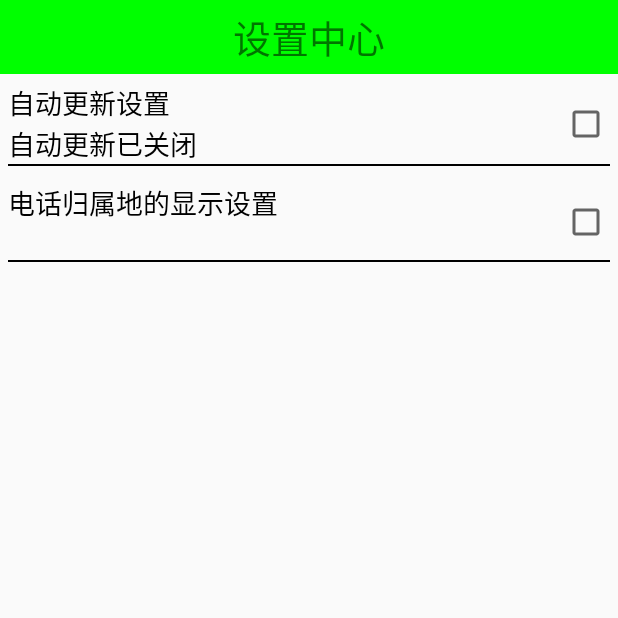
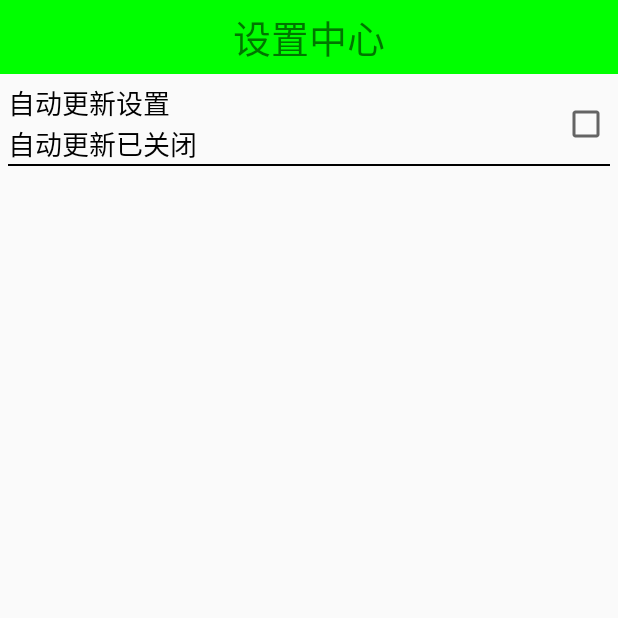
Before and after one commit to anwangwang/MobileSecurityGuards, an Android app: the SettingActivity screen opened directly, with no data from a screen before it, on a phone screen of 412 x 824 dp, the top half of it. Run offline under Robolectric (Android 15) with nearby library versions, the phone set to English and light mode, and no system bars.

Commit message:
手机防盗模块

```diff
--- a/app/src/main/java/com/awwhome/mobilesecurityguards/utils/ConstantValue.java
+++ b/app/src/main/java/com/awwhome/mobilesecurityguards/utils/ConstantValue.java
@@ -11,4 +11,5 @@ public class ConstantValue {
      */
     public static final String OPEN_UPDATE = "open_update";
     public static final String NAMESPACE = "http://schemas.android.com/apk/res-auto";
+    public static final String MODILE_SAFE_PSD = "modile_safe_psd";
 }
--- a/app/src/main/res/layout/activity_setting.xml
+++ b/app/src/main/res/layout/activity_setting.xml
@@ -21,12 +21,5 @@
         mobilesafe:desOn="自动更新已开启"
         mobilesafe:desTitle="自动更新设置" />
 
-    <com.awwhome.mobilesecurityguards.widget.SettingItemView
-        android:layout_width="match_parent"
-        android:layout_height="wrap_content"
-        mobilesafe:desOff="自动更新已关闭"
-        mobilesafe:desOn="自动更新已开启"
-        mobilesafe:desTitle="电话归属地的显示设置" />
-
 
 </LinearLayout>
```
Also changed, not shown: app/src/main/java/com/awwhome/mobilesecurityguards/activity/HomeActivity.java (+35 -1 lines), app/src/main/java/com/awwhome/mobilesecurityguards/utils/SpUtil.java (+32 -0 lines).
